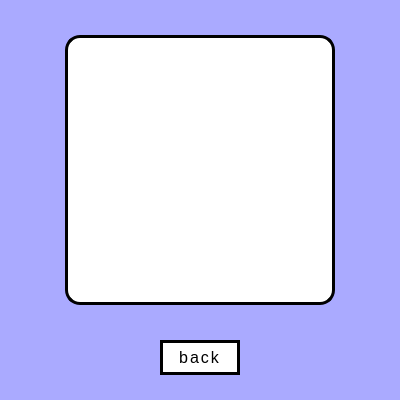
Old version of the form showproduct.ui in the repository M0tgh3y/MOT-Stor-Qt.
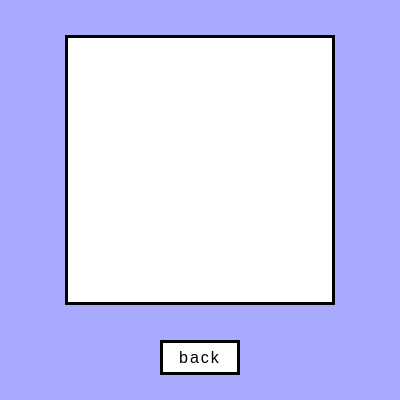
New version of the form.

```diff
--- a/showproduct.ui
+++ b/showproduct.ui
@@ -33,7 +33,6 @@
     text-decoration: none;
     text-transform: uppercase;
     color: #000;
-border-radius: 15px;
 border: 3px solid #000; </string>
    </property>
   </widget>
```
